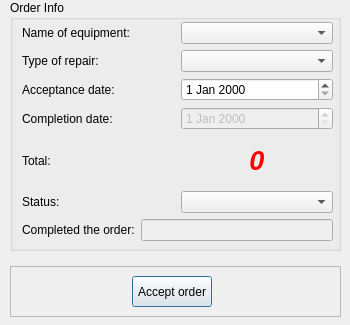
0x000N3X4N/HomeApplianceService, file record.ui: the form before one commit.
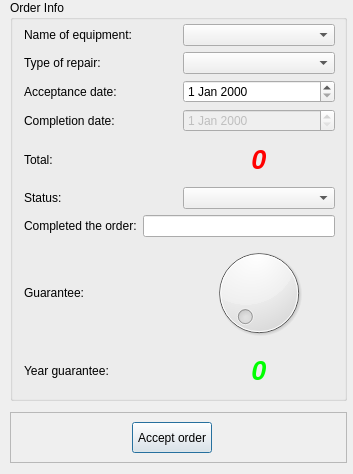
The form after the commit.

Commit message: added: stats, deleter for pricelist, service_add to pricelist, guarantee for add record module; fixed: record

Patch:
```diff
--- a/record.ui
+++ b/record.ui
@@ -6,10 +6,22 @@
    <rect>
     <x>0</x>
     <y>0</y>
-    <width>350</width>
-    <height>325</height>
+    <width>353</width>
+    <height>474</height>
    </rect>
   </property>
+  <property name="minimumSize">
+   <size>
+    <width>353</width>
+    <height>474</height>
+   </size>
+  </property>
+  <property name="maximumSize">
+   <size>
+    <width>353</width>
+    <height>474</height>
+   </size>
+  </property>
   <property name="windowTitle">
    <string>Add record</string>
   </property>
@@ -17,8 +29,8 @@
    <property name="geometry">
     <rect>
      <x>10</x>
-     <y>266</y>
-     <width>331</width>
+     <y>412</y>
+     <width>337</width>
      <height>51</height>
     </rect>
    </property>
@@ -47,8 +59,8 @@
     <rect>
      <x>10</x>
      <y>0</y>
-     <width>331</width>
-     <height>251</height>
+     <width>337</width>
+     <height>401</height>
     </rect>
    </property>
    <property name="title">
@@ -57,10 +69,10 @@
    <widget class="QWidget" name="layoutWidget">
     <property name="geometry">
      <rect>
-      <x>12</x>
-      <y>22</y>
+      <x>14</x>
+      <y>24</y>
       <width>311</width>
-      <height>219</height>
+      <height>368</height>
      </rect>
     </property>
     <layout class="QVBoxLayout" name="verticalLayout">
@@ -182,7 +194,81 @@
        <item>
         <widget class="QLineEdit" name="completed_order_name_lEdit">
          <property name="enabled">
+          <bool>true</bool>
+         </property>
+        </widget>
+       </item>
+      </layout>
+     </item>
+     <item>
+      <layout class="QHBoxLayout" name="guarantee_hLabel">
+       <item>
+        <widget class="QLabel" name="guarantee_label">
+         <property name="text">
+          <string>Guarantee:</string>
+         </property>
+        </widget>
+       </item>
+       <item>
+        <widget class="QDial" name="guarantee_dial">
+         <property name="mouseTracking">
           <bool>false</bool>
+         </property>
+         <property name="focusPolicy">
+          <enum>Qt::ClickFocus</enum>
+         </property>
+         <property name="maximum">
+          <number>10</number>
+         </property>
+         <property name="tracking">
+          <bool>true</bool>
+         </property>
+         <property name="orientation">
+          <enum>Qt::Horizontal</enum>
+         </property>
+         <property name="invertedAppearance">
+          <bool>false</bool>
+         </property>
+         <property name="invertedControls">
+          <bool>true</bool>
+         </property>
+         <property name="wrapping">
+          <bool>false</bool>
+         </property>
+         <property name="notchesVisible">
+          <bool>false</bool>
+         </property>
+        </widget>
+       </item>
+      </layout>
+     </item>
+     <item>
+      <layout class="QHBoxLayout" name="year_guarantee_hLayout">
+       <item>
+        <widget class="QLabel" name="year_guarantee_label">
+         <property name="text">
+          <string>Year guarantee: </string>
+         </property>
+        </widget>
+       </item>
+       <item>
+        <widget class="QLabel" name="year_guarantee_count_label">
+         <property name="font">
+          <font>
+           <pointsize>20</pointsize>
+           <weight>75</weight>
+           <italic>true</italic>
+           <bold>true</bold>
+          </font>
+         </property>
+         <property name="styleSheet">
+          <string notr="true">color: rgb(0, 255, 0);</string>
+         </property>
+         <property name="text">
+          <string>0</string>
+         </property>
+         <property name="alignment">
+          <set>Qt::AlignCenter</set>
          </property>
         </widget>
        </item>
```
Left out of the diff: 8 changed lines with no effect on the pictures. The commit also changes 27 other files.
